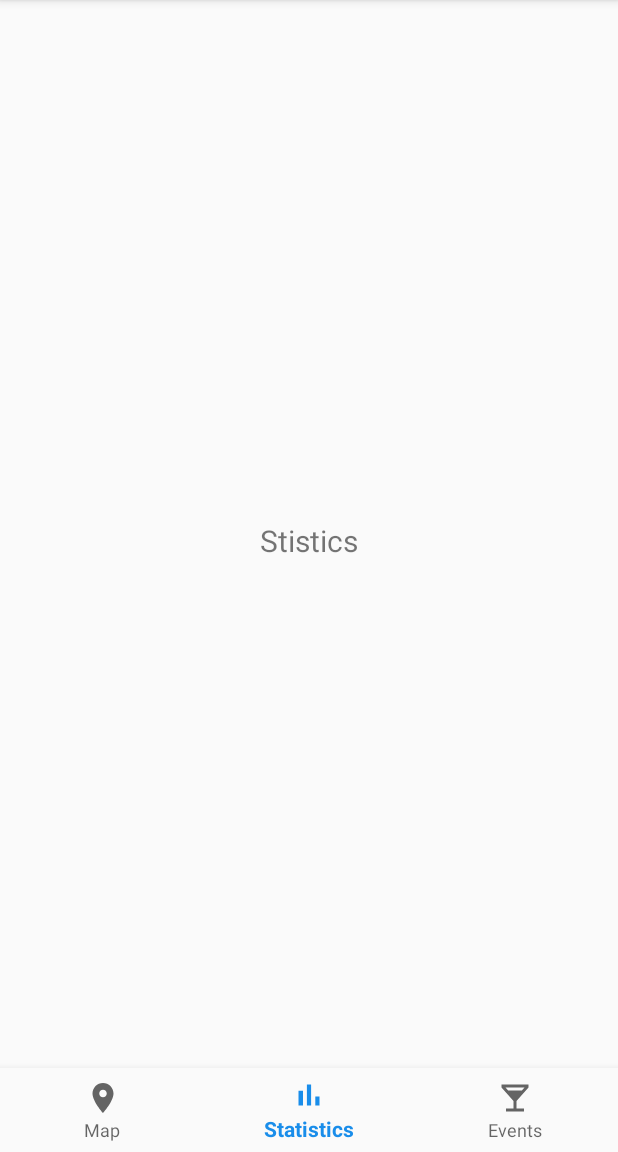
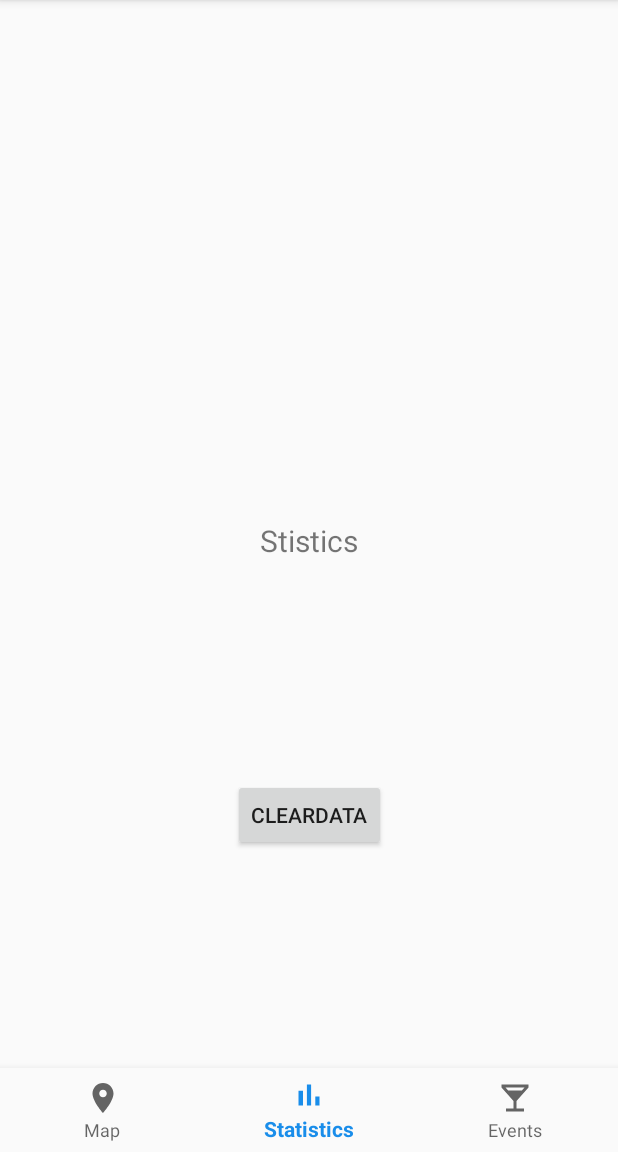
Before and after one commit to Frantasad/AlcoCnt, an Android app: the screen it shows after launch (MainActivity), item 2 of the bottom bar chosen, on a phone screen of 412 x 824 dp, the part 84-1236 px from its top. Run offline under Robolectric (Android 15) with nearby library versions, the phone set to English and light mode, and no system bars.

Commit message:
broken adding

```diff
--- a/app/src/main/java/com/example/alcoholcounter/ui/events/EventListFragment.kt
+++ b/app/src/main/java/com/example/alcoholcounter/ui/events/EventListFragment.kt
@@ -31,8 +31,8 @@ class EventListFragment : Fragment(), EventListAdapter.OnEventClickListener {
 
         fab.setOnClickListener {
             val data = MainApp.dataHandler!!
-            data.events.add(Event("Kalba", Calendar.getInstance().time, Calendar.getInstance().time, arrayListOf(
-                Drink("Baran 12°")
+            data.events.add(Event("NOVE", Calendar.getInstance().time, Calendar.getInstance().time, arrayListOf(
+                Drink("Test 12°")
             )))
             (eventsListRecycler.adapter as EventListAdapter).notifyDataSetChanged();
         }
--- a/app/src/main/res/layout/fragment_statistics.xml
+++ b/app/src/main/res/layout/fragment_statistics.xml
@@ -20,4 +20,14 @@
         app:layout_constraintEnd_toEndOf="parent"
         app:layout_constraintStart_toStartOf="parent"
         app:layout_constraintTop_toTopOf="parent" />
+
+    <Button
+        android:id="@+id/button"
+        android:layout_width="wrap_content"
+        android:layout_height="wrap_content"
+        android:text="ClearData"
+        app:layout_constraintBottom_toBottomOf="parent"
+        app:layout_constraintEnd_toEndOf="@+id/text_statistics"
+        app:layout_constraintStart_toStartOf="@+id/text_statistics"
+        app:layout_constraintTop_toBottomOf="@+id/text_statistics" />
 </androidx.constraintlayout.widget.ConstraintLayout>
```
Also changed, not shown: app/src/main/java/com/example/alcoholcounter/ui/statistics/StatisticsFragment.kt (+9 -0 lines).
